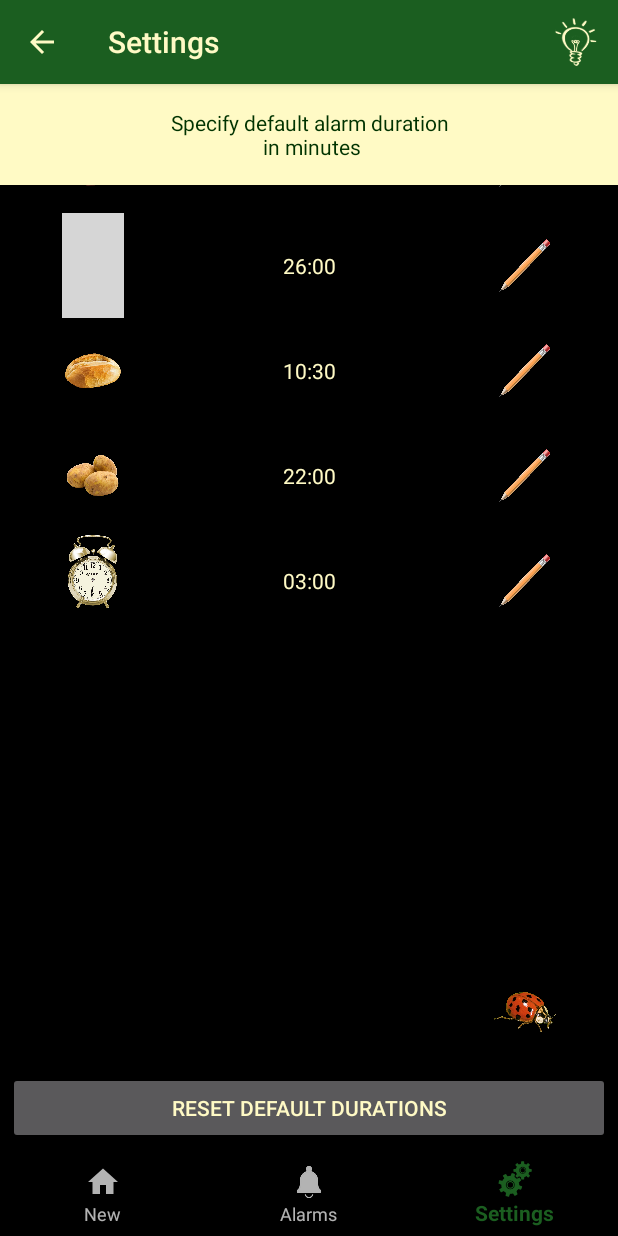
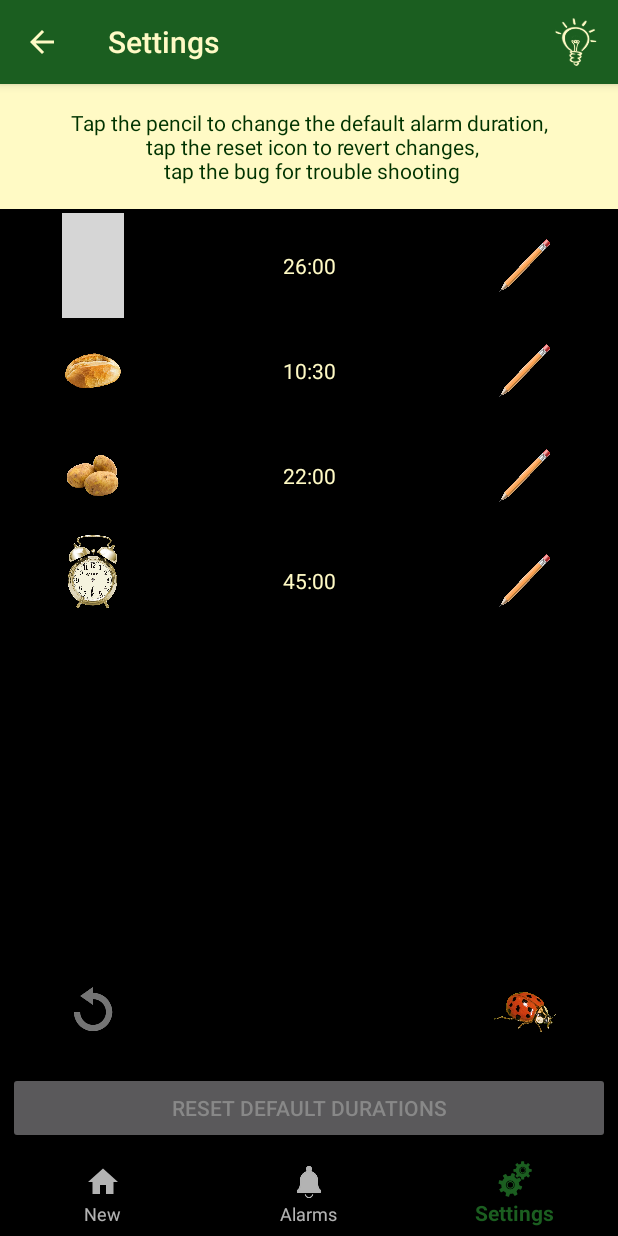
Before and after one commit to stephan-hoedtke/Mayai, an Android app: the SettingsFragment screen opened through its navigation route, after a tap on "Show Hint", on a phone screen of 412 x 824 dp. Run offline under Robolectric (Android 15) with nearby library versions, the phone set to English and light mode, and no system bars; our stand-ins replace data binding, navigation-ui; pictures from the network do not load; 3 other taps on this screen came first; grey boxes are pictures that could not be loaded.

Commit message:
Save settings correctly, reset, reset default values

```diff
--- a/app/build.gradle
+++ b/app/build.gradle
@@ -10,8 +10,8 @@ android {
         applicationId "com.stho.mayai"
         minSdkVersion 27
         targetSdkVersion 31
-        versionCode 4
-        versionName "1.5.0"
+        versionCode 5
+        versionName "1.5.1"
         testInstrumentationRunner "androidx.test.runner.AndroidJUnitRunner"
     }
     buildTypes {
--- /dev/null
+++ b/app/src/main/java/com/stho/mayai/ISettings.java
@@ -0,0 +1,6 @@
+package com.stho.mayai;
+
+public interface ISettings {
+    double getMinutes(int type);
+    void setMinutes(int type, double minutes);
+}
--- a/app/src/main/java/com/stho/mayai/Settings.java
+++ b/app/src/main/java/com/stho/mayai/Settings.java
@@ -1,6 +1,8 @@
 package com.stho.mayai;
 
-public class Settings {
+import androidx.annotation.NonNull;
+
+public class Settings implements ISettings {
 
     private double minutesEgg;
     private double minutesChampagne;
@@ -13,15 +15,35 @@ public class Settings {
         minutesChampagne = 26;
         minutesBread = 10.5;
         minutesPotatoes = 22;
-        minutesClock = 3;
+        minutesClock = 45;
     }
 
-    public void reset() {
-        minutesEgg = 7.2;
-        minutesChampagne = 26;
-        minutesBread = 10.5;
-        minutesPotatoes = 22;
-        minutesClock = 3;
+    Settings(final @NonNull ISettings template) {
+        minutesEgg = template.getMinutes(Alarm.TYPE_EGG);
+        minutesChampagne = template.getMinutes(Alarm.TYPE_CHAMPAGNE);
+        minutesBread = template.getMinutes(Alarm.TYPE_BREAD);
+        minutesPotatoes = template.getMinutes(Alarm.TYPE_POTATOES);
+        minutesClock = template.getMinutes(Alarm.TYPE_CLOCK);
+    }
+
+    public void takeOver(final @NonNull ISettings template) {
+        minutesEgg = template.getMinutes(Alarm.TYPE_EGG);
+        minutesChampagne = template.getMinutes(Alarm.TYPE_CHAMPAGNE);
+        minutesBread = template.getMinutes(Alarm.TYPE_BREAD);
+        minutesPotatoes = template.getMinutes(Alarm.TYPE_POTATOES);
+        minutesClock = template.getMinutes(Alarm.TYPE_CLOCK);
+    }
+
+    public boolean areDifferent(final @NonNull ISettings template) {
+        return areDifferent(minutesEgg, template.getMinutes(Alarm.TYPE_EGG))
+                || areDifferent(minutesChampagne, template.getMinutes(Alarm.TYPE_CHAMPAGNE))
+                || areDifferent(minutesBread, template.getMinutes(Alarm.TYPE_BREAD))
+                || areDifferent(minutesPotatoes, template.getMinutes(Alarm.TYPE_POTATOES))
+                || areDifferent(minutesClock, template.getMinutes(Alarm.TYPE_CLOCK));
+    }
+
+    public @NonNull ISettings clone() {
+        return new Settings(this);
     }
 
     public void setMinutesEgg(final double value) {
@@ -64,6 +86,7 @@ public class Settings {
         return minutesClock;
     }
 
+    @Override
     public double getMinutes(int type) {
         switch (type) {
             case Alarm.TYPE_EGG:
@@ -86,6 +109,7 @@ public class Settings {
         }
     }
 
+    @Override
     public void setMinutes(int type, double minutes) {
         switch (type) {
             case Alarm.TYPE_EGG:
@@ -148,4 +172,12 @@ public class Settings {
             return null; // ignore the parse error
         }
     }
+
+    public static @NonNull ISettings defaultValues() {
+        return new Settings();
+    }
+
+    public static boolean areDifferent(double a, double b) {
+        return !(Math.abs(a - b) < 0.01);
+    }
 }
--- a/app/src/main/java/com/stho/mayai/ui/settings/SettingsFragment.java
+++ b/app/src/main/java/com/stho/mayai/ui/settings/SettingsFragment.java
@@ -2,6 +2,7 @@ package com.stho.mayai.ui.settings;
 
 import android.annotation.SuppressLint;
 import android.content.Context;
+import android.graphics.Color;
 import android.os.Bundle;
 import android.view.LayoutInflater;
 import android.view.MenuItem;
@@ -43,6 +44,7 @@ public class SettingsFragment extends Fragment {
         binding = FragmentSettingsBinding.inflate(inflater, container, false);
         binding.buttonDebug.setOnClickListener(view -> findNavController().navigate(SettingsFragmentDirections.actionNavigationSettingsToNavigationDebug()));
         binding.buttonReset.setOnClickListener(view -> viewModel.reset());
+        binding.buttonResetDefault.setOnClickListener(view -> viewModel.resetDefault());
         binding.buttonModifyEgg.setOnClickListener(view -> onEdit(Alarm.TYPE_EGG));
         binding.buttonModifyChampagne.setOnClickListener(view -> onEdit(Alarm.TYPE_CHAMPAGNE));
         binding.buttonModifyBread.setOnClickListener(view -> onEdit(Alarm.TYPE_BREAD));
@@ -56,6 +58,8 @@ public class SettingsFragment extends Fragment {
     public void onViewCreated(@NonNull View view, @Nullable Bundle savedInstanceState) {
         super.onViewCreated(view, savedInstanceState);
         viewModel.getSettingsLD().observe(getViewLifecycleOwner(), this::onObserveSettings);
+        viewModel.getIsModifiedLD().observe(getViewLifecycleOwner(), this::onObserveIsModified);
+        viewModel.getIsDifferentFromDefaultLD().observe(getViewLifecycleOwner(), this::onObserveIsDifferentFromDefault);
         animation = ViewAnimation.build(binding.headlineFrame);
         updateActionBar();
     }
@@ -96,6 +100,16 @@ public class SettingsFragment extends Fragment {
         binding.minutesClock.setText(Helpers.getMinutesAsString(settings.getMinutesClock()));
     }
 
+    private void onObserveIsModified(final boolean isModified) {
+        binding.buttonReset.setEnabled(isModified);
+    }
+
+    private void onObserveIsDifferentFromDefault(final boolean isDifferentFromDefault) {
+        binding.buttonResetDefault.setEnabled(isDifferentFromDefault);
+        binding.buttonResetDefault.setTextColor(isDifferentFromDefault ?
+                ContextCompat.getColor(requireContext(), R.color.primaryTextColor) : Color.GRAY);
+    }
+
     private void updateActionBar()    {
         final ActionBar actionBar = ((AppCompatActivity)requireActivity()).getSupportActionBar();
         if (actionBar != null) {
--- a/app/src/main/java/com/stho/mayai/ui/settings/SettingsViewModel.java
+++ b/app/src/main/java/com/stho/mayai/ui/settings/SettingsViewModel.java
@@ -6,33 +6,50 @@ import androidx.annotation.NonNull;
 import androidx.fragment.app.Fragment;
 import androidx.lifecycle.AndroidViewModel;
 import androidx.lifecycle.LiveData;
-import androidx.lifecycle.MutableLiveData;
+import androidx.lifecycle.Transformations;
 import androidx.lifecycle.ViewModelProvider;
 
-import com.stho.mayai.BuildConfig;
+import com.stho.mayai.ISettings;
 import com.stho.mayai.MayaiRepository;
 import com.stho.mayai.Settings;
 
 public class SettingsViewModel extends AndroidViewModel {
 
-    private final MutableLiveData<String> versionLiveData = new MutableLiveData<>();
     private final MayaiRepository repository;
+    private final ISettings defaultValues;
+    private final ISettings originalValues;
+
 
     public static SettingsViewModel build(final @NonNull Fragment fragment) {
-        return new ViewModelProvider(fragment.requireActivity()).get(SettingsViewModel.class);
+        return new ViewModelProvider(fragment).get(SettingsViewModel.class);
     }
 
     public SettingsViewModel(final @NonNull Application application) {
         super(application);
         repository = MayaiRepository.getRepository(application.getBaseContext());
-        versionLiveData.setValue(BuildConfig.VERSION_NAME);
+        final Settings settings = repository.getSettings();
+        originalValues = settings.clone();
+        defaultValues = Settings.defaultValues();
     }
 
-    LiveData<String> getVersionLD() { return versionLiveData; }
     LiveData<Settings> getSettingsLD() { return repository.getSettingsLD(); }
 
+    LiveData<Boolean> getIsModifiedLD() {
+        return Transformations.map(repository.getSettingsLD(), settings -> settings.areDifferent(originalValues));
+    }
+
+    LiveData<Boolean> getIsDifferentFromDefaultLD() {
+        return Transformations.map(repository.getSettingsLD(), settings -> settings.areDifferent(defaultValues));
+    }
+
+    void resetDefault() {
+        repository.getSettings().takeOver(defaultValues);
+        repository.save(getApplication().getApplicationContext());
+        repository.touch();
+    }
+
     void reset() {
-        repository.getSettings().reset();
+        repository.getSettings().takeOver(originalValues);
         repository.save(getApplication().getApplicationContext());
         repository.touch();
     }
--- a/app/src/main/res/anim/fade_out.xml
+++ b/app/src/main/res/anim/fade_out.xml
@@ -1,8 +1,13 @@
-<alpha
-    xmlns:android="http://schemas.android.com/apk/res/android"
-    android:fillAfter="true"
-    android:duration="333"
-    android:fromAlpha="1.0"
-    android:interpolator="@android:anim/accelerate_interpolator"
-    android:toAlpha="0.0"
-    />
+<?xml version="1.0" encoding="utf-8"?>
+<set xmlns:android="http://schemas.android.com/apk/res/android" android:interpolator="@android:anim/decelerate_interpolator">
+    <alpha
+        android:fillAfter="true"
+        android:duration="333"
+        android:fromAlpha="1.0"
+        android:interpolator="@android:anim/accelerate_interpolator"
+        android:toAlpha="0.0" />
+    <translate
+        android:fromYDelta="0%" android:toYDelta="-100%"
+        android:fromXDelta="0%" android:toXDelta="0%"
+        android:duration="333" />
+</set>
--- a/app/src/main/res/layout/fragment_settings.xml
+++ b/app/src/main/res/layout/fragment_settings.xml
@@ -280,14 +280,27 @@
             android:src="@drawable/debug_pressable"
             app:layout_constraintStart_toStartOf="@id/vertical_guideline3"
             app:layout_constraintEnd_toEndOf="@id/vertical_guideline4"
-            app:layout_constraintBottom_toTopOf="@id/buttonReset"
+            app:layout_constraintBottom_toTopOf="@id/buttonResetDefault"
             android:contentDescription="@string/label_headline_debug"
             android:clickable="true"
             android:focusable="true"
             android:background="?android:attr/selectableItemBackgroundBorderless" />
 
+        <ImageView
+            android:id="@+id/buttonReset"
+            android:layout_width="0dp"
+            android:layout_height="80sp"
+            android:src="@drawable/reset_pressable"
+            app:layout_constraintStart_toStartOf="@id/vertical_guideline1"
+            app:layout_constraintEnd_toEndOf="@id/vertical_guideline2"
+            app:layout_constraintBottom_toTopOf="@id/buttonResetDefault"
+            android:contentDescription="@string/label_undo"
+            android:clickable="true"
+            android:focusable="true"
+            android:background="?android:attr/selectableItemBackgroundBorderless" />
+
         <Button
-            android:id="@+id/buttonReset"
+            android:id="@+id/buttonResetDefault"
             android:layout_width="match_parent"
             android:layout_height="wrap_content"
             app:layout_constraintBottom_toBottomOf="parent"
--- a/app/src/main/res/values/strings.xml
+++ b/app/src/main/res/values/strings.xml
@@ -16,11 +16,11 @@
     <string name="label_stop_alarm">Stop alarm</string>
     <string name="label_start_alarm">Start alarm</string>
     <string name="label_headline_home">Tap short to start a new alarm,\n tap long to see all alarms</string>
-    <string name="label_headline_countdown">Tap image to modify the alarm, \n tap the bell to cancel it</string>
-    <string name="label_headline_settings">Specify default alarm duration\n in minutes</string>
+    <string name="label_headline_countdown">Tap the image to modify the alarm,\n rotate the scale to set the time,\n tap the bell to cancel it</string>
+    <string name="label_headline_settings">Tap the pencil to change the default alarm duration,\n tap the reset icon to revert changes,\n tap the bug for trouble shooting</string>
+    <string name="label_headline_settings_details">Rotate the scale\n to change the default alarm duration,\n tap the reset icon to revert changes</string>
     <string name="label_headline_debug">Open system notification settings,\n open next scheduled alarm,\n tap the bell to cancel it,\n display the log</string>
-    <string name="label_headline_alarms">Swipe to delete alarm,\n tap long or double tap to edit it</string>
-    <string name="label_headline_settings_details">Swipe and rotate the scale\n to specify the default alarm time</string>
+    <string name="label_headline_alarms">Swipe to delete the alarm,\n tap long or double tap to edit it</string>
     <string name="label_image">image</string>
     <string name="label_channel_settings">Open Channel Settings</string>
     <string name="label_open_alarm">Open Alarm</string>
```
Also changed, not shown: app/src/main/java/com/stho/mayai/ui/settings/SettingsDetailsFragment.java (+6 -3 lines), app/src/main/java/com/stho/mayai/ui/settings/SettingsDetailsViewModel.java (+9 -11 lines), app/src/main/java/com/stho/mayai/ui/showlog/ShowLogFragment.java (+8 -0 lines), app/src/main/res/anim/fade_in.xml (+2 -6 lines), app/src/main/res/drawable-nodpi/reset.png.
